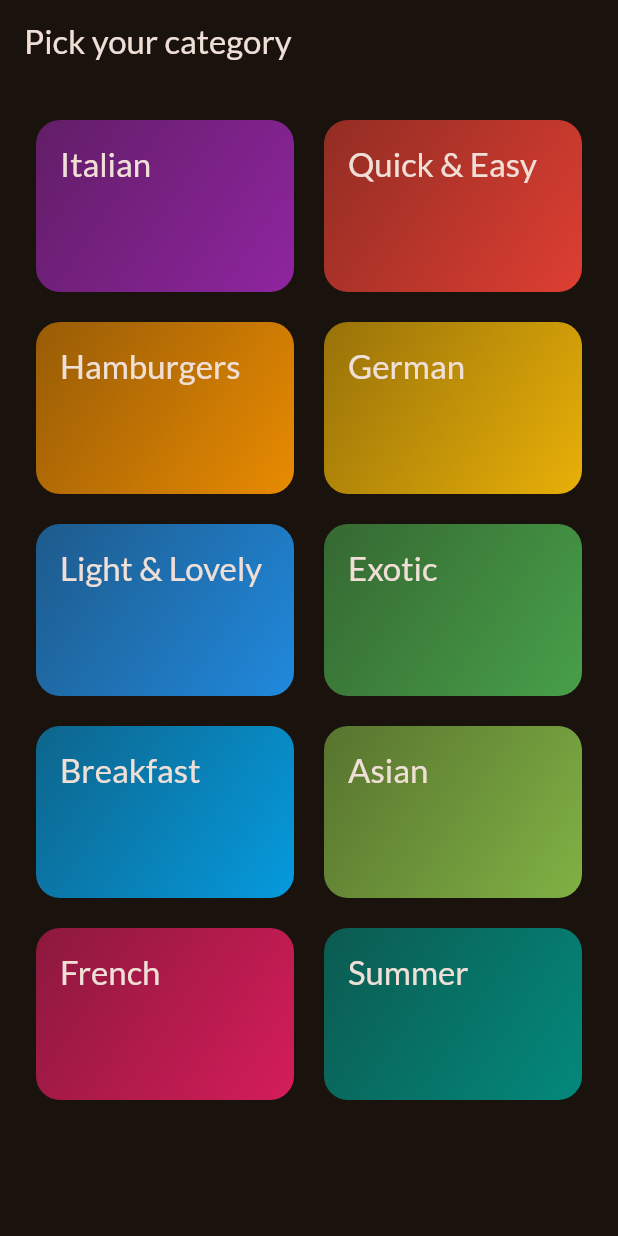
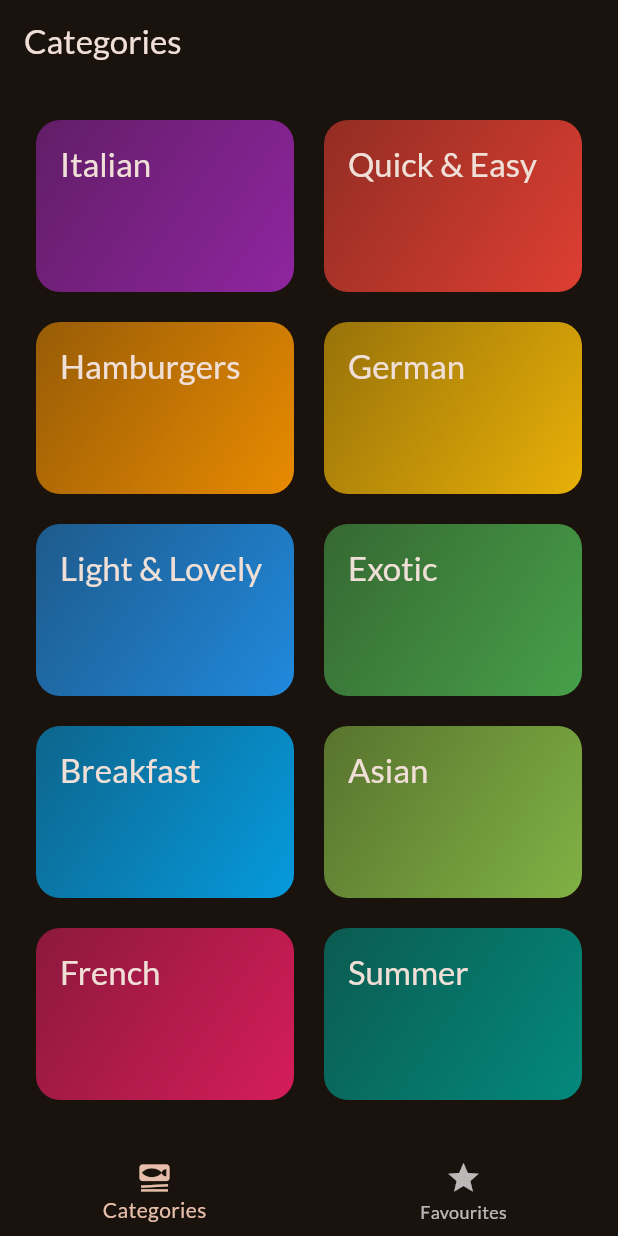
Before and after one commit to muhammed-suhaid/Meal-Mate, a Flutter app: the screen it shows after launch, on a phone screen of 412 x 824 dp. Run offline on Flutter 3.47's test engine with Material 3 defaults, Android fonts, the phone set to English and light mode, and no system bars; our stand-ins replace google_fonts, transparent_image.

Commit message:
Created a BottomNavigationBar which have categories and favourites

```diff
--- a/lib/main.dart
+++ b/lib/main.dart
@@ -1,6 +1,6 @@
 import 'package:flutter/material.dart';
 import 'package:google_fonts/google_fonts.dart';
-import 'package:meal_mate/screens/categories.dart';
+import 'package:meal_mate/screens/tabs.dart';
 
 void main() {
   runApp(const MyApp());
@@ -22,7 +22,7 @@
         textTheme: GoogleFonts.latoTextTheme(),
       ),
       debugShowCheckedModeBanner: false,
-      home: const CategoriesScreen(),
+      home: const TabsScreen(),
     );
   }
 }
--- a/lib/screens/categories.dart
+++ b/lib/screens/categories.dart
@@ -24,11 +24,7 @@
 
   @override
   Widget build(BuildContext context) {
-    return Scaffold(
-      appBar: AppBar(
-        title: const Text('Pick your category'),
-      ),
-      body: GridView(
+    return GridView(
       padding: const EdgeInsets.all(24),
       gridDelegate: const SliverGridDelegateWithFixedCrossAxisCount(
         crossAxisCount: 2,
@@ -45,7 +41,6 @@
             },
           )
       ],
-      ),
     );
   }
 }
--- a/lib/screens/meals.dart
+++ b/lib/screens/meals.dart
@@ -6,11 +6,11 @@
 class MealsScreen extends StatelessWidget {
   const MealsScreen({
     super.key,
-    required this.title,
+    this.title,
     required this.meals,
   });
 
-  final String title;
+  final String? title;
   final List<Meal> meals;
 
   void onSelectMeal(BuildContext context, Meal meal) {
@@ -59,9 +59,12 @@
             );
           });
     }
+    if (title == null) {
+      return content;
+    }
     return Scaffold(
       appBar: AppBar(
-        title: Text(title),
+        title: Text(title!),
       ),
       body: content,
     );
--- /dev/null
+++ b/lib/screens/tabs.dart
@@ -0,0 +1,51 @@
+import 'package:flutter/material.dart';
+import 'package:meal_mate/screens/categories.dart';
+import 'package:meal_mate/screens/meals.dart';
+
+class TabsScreen extends StatefulWidget {
+  const TabsScreen({super.key});
+
+  @override
+  State<TabsScreen> createState() => _TabsScreenState();
+}
+
+class _TabsScreenState extends State<TabsScreen> {
+  int _selectedPageindex = 0;
+  void _selectPage(int index) {
+    setState(() {
+      _selectedPageindex = index;
+    });
+  }
+
+  @override
+  Widget build(BuildContext context) {
+    Widget activePage = const CategoriesScreen();
+    var activePageTitle = 'Categories';
+    if (_selectedPageindex == 1) {
+      activePage = MealsScreen(
+        meals: [],
+      );
+      activePageTitle = 'Your Favourites';
+    }
+    return Scaffold(
+      appBar: AppBar(
+        title: Text(activePageTitle),
+      ),
+      body: activePage,
+      bottomNavigationBar: BottomNavigationBar(
+        onTap: _selectPage,
+        currentIndex: _selectedPageindex,
+        items: const [
+          BottomNavigationBarItem(
+            icon: Icon(Icons.set_meal),
+            label: 'Categories',
+          ),
+          BottomNavigationBarItem(
+            icon: Icon(Icons.star),
+            label: 'Favourites',
+          ),
+        ],
+      ),
+    );
+  }
+}
```
Lines whose indentation alone changed are shown as unchanged.
